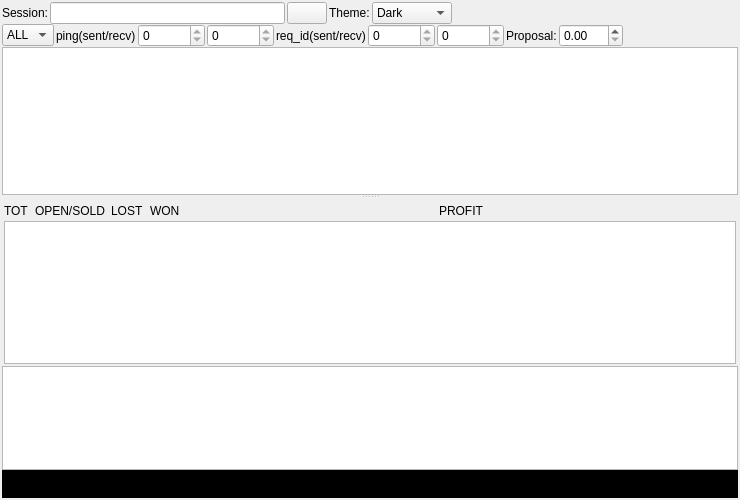
Above: ui/wdgcentral.ui from fabriziodesiati/BrokerTelegramBot before the change. Below: the same form after it.
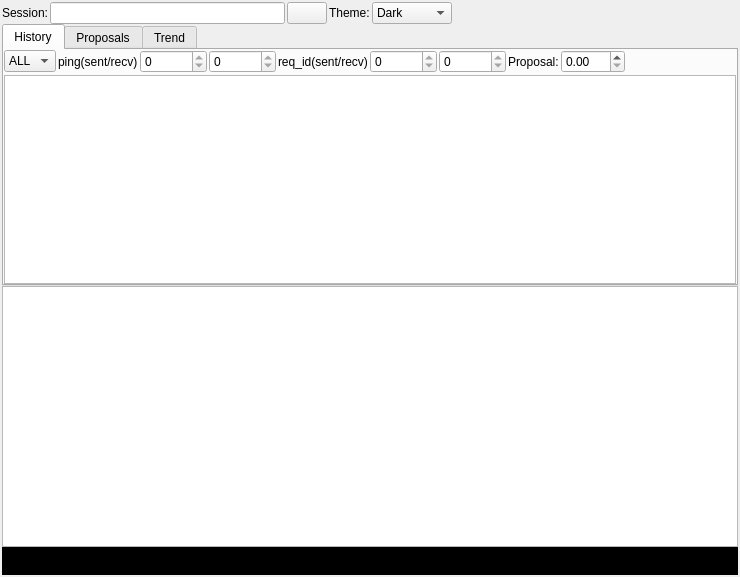
That is the form after the change. Icons and pictures are not drawn.

Commit message: MAJOR: trasform application aspect with tabs

Patch:
```diff
--- a/ui/wdgcentral.ui
+++ b/ui/wdgcentral.ui
@@ -7,7 +7,7 @@
     <x>0</x>
     <y>0</y>
     <width>740</width>
-    <height>500</height>
+    <height>577</height>
    </rect>
   </property>
   <property name="sizePolicy">
@@ -19,7 +19,7 @@
   <property name="windowTitle">
    <string>Broker Telegram Bot (by FDS)</string>
   </property>
-  <layout class="QGridLayout" name="gridLayout_2">
+  <layout class="QGridLayout" name="gridLayout">
    <property name="leftMargin">
     <number>2</number>
    </property>
@@ -141,7 +141,32 @@
     </layout>
    </item>
    <item row="1" column="0">
-    <layout class="QHBoxLayout" name="horizontalLayout">
+    <widget class="QTabWidget" name="tabMain">
+     <property name="currentIndex">
+      <number>0</number>
+     </property>
+     <widget class="QWidget" name="tabHistory">
+      <attribute name="title">
+       <string>History</string>
+      </attribute>
+      <layout class="QGridLayout" name="gridLayout_2">
+       <property name="leftMargin">
+        <number>0</number>
+       </property>
+       <property name="topMargin">
+        <number>0</number>
+       </property>
+       <property name="rightMargin">
+        <number>0</number>
+       </property>
+       <property name="bottomMargin">
+        <number>0</number>
+       </property>
+       <property name="spacing">
+        <number>2</number>
+       </property>
+       <item row="0" column="0">
+        <layout class="QHBoxLayout" name="horizontalLayout_HistoryHead">
      <property name="spacing">
       <number>2</number>
      </property>
@@ -237,31 +262,33 @@
      </item>
     </layout>
    </item>
-   <item row="2" column="0">
-    <widget class="QSplitter" name="splitter">
-     <property name="orientation">
-      <enum>Qt::Vertical</enum>
-     </property>
+       <item row="1" column="0">
      <widget class="QTableView" name="tbHistory"/>
-     <widget class="QWidget" name="layoutWidget">
-      <layout class="QGridLayout" name="gridLayout">
+       </item>
+      </layout>
+     </widget>
+     <widget class="QWidget" name="tabProposals">
+      <attribute name="title">
+       <string>Proposals</string>
+      </attribute>
+      <layout class="QGridLayout" name="gridLayout_3">
        <property name="leftMargin">
-        <number>2</number>
+        <number>0</number>
        </property>
        <property name="topMargin">
-        <number>2</number>
+        <number>0</number>
        </property>
        <property name="rightMargin">
-        <number>2</number>
+        <number>0</number>
        </property>
        <property name="bottomMargin">
-        <number>2</number>
+        <number>0</number>
        </property>
        <property name="spacing">
-        <number>0</number>
+        <number>2</number>
        </property>
        <item row="0" column="0">
-        <layout class="QHBoxLayout" name="horizontalLayout_3">
+        <layout class="QHBoxLayout" name="horizontalLayout_ProposalHead">
          <property name="spacing">
           <number>6</number>
          </property>
@@ -333,12 +360,17 @@
        </item>
       </layout>
      </widget>
+     <widget class="QWidget" name="tabTrend">
+      <attribute name="title">
+       <string>Trend</string>
+      </attribute>
+     </widget>
     </widget>
    </item>
-   <item row="3" column="0">
+   <item row="2" column="0">
     <widget class="QTextEdit" name="textDetails"/>
    </item>
-   <item row="4" column="0">
+   <item row="3" column="0">
     <widget class="QLabel" name="lblInfo">
      <property name="sizePolicy">
       <sizepolicy hsizetype="Expanding" vsizetype="Preferred">
@@ -357,7 +389,7 @@
      </property>
     </widget>
    </item>
-   <item row="5" column="0">
+   <item row="4" column="0">
     <widget class="QLabel" name="lblError">
      <property name="sizePolicy">
       <sizepolicy hsizetype="Expanding" vsizetype="Preferred">
```
Left out of the diff: 2 changed lines with no effect on the pictures. Lines whose indentation alone changed are shown as unchanged.
